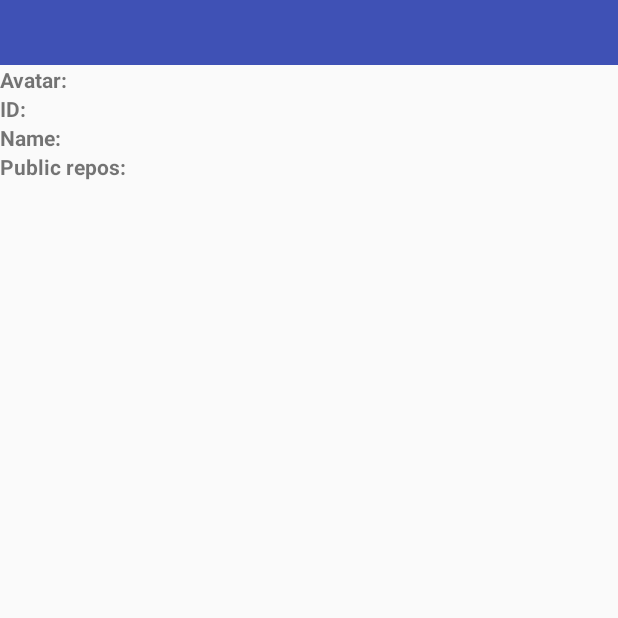
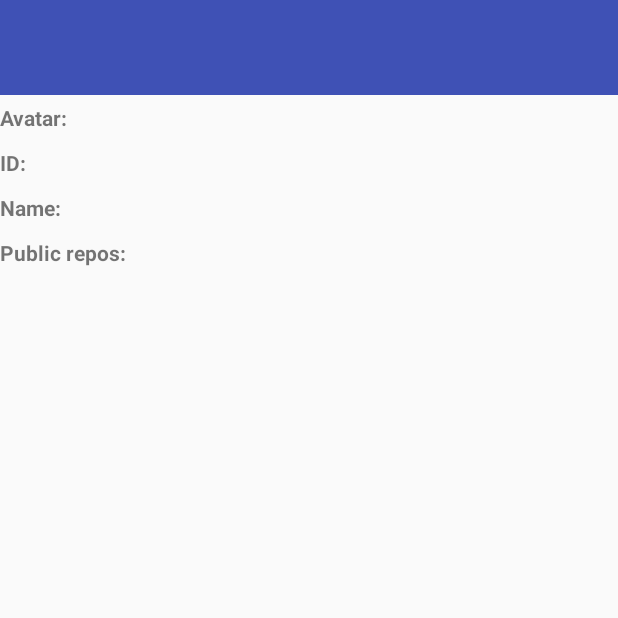
Before and after one commit to Rehlaender/Android-TrainGithubRestConsume, an Android app: the ShowGithubUser screen opened directly, with no data from a screen before it, on a phone screen of 412 x 824 dp, the top half of it. Run offline under Robolectric (Android 15) with nearby library versions, the phone set to English and light mode, and no system bars; 1 statement that could not run was skipped.

Commit message:
Add some margin and an toUppercase into the show and the dimens for it

```diff
--- a/app/src/main/java/com/example/onix/traingithubrestapi/ShowGithubUser.java
+++ b/app/src/main/java/com/example/onix/traingithubrestapi/ShowGithubUser.java
@@ -24,7 +24,7 @@ public class ShowGithubUser extends Activity {
         Intent intent = getIntent();
         String avatar_url = intent.getStringExtra(MainActivity.USER_AVATAR_URL);
         String id = intent.getStringExtra(MainActivity.USER_ID);
-        String login = intent.getStringExtra(MainActivity.USER_LOGIN);
+        String login = intent.getStringExtra(MainActivity.USER_LOGIN).toUpperCase();
         String name = intent.getStringExtra(MainActivity.USER_NAME);
         String public_repos = intent.getStringExtra(MainActivity.USER_PUBLIC_REPOS);
 
--- a/app/src/main/res/layout/activity_show_github_user.xml
+++ b/app/src/main/res/layout/activity_show_github_user.xml
@@ -17,6 +17,8 @@
             android:layout_width="match_parent"
             android:layout_height="wrap_content"
             android:text="@string/show_user_title"
+            android:layout_marginTop="@dimen/app_name_title_vertical_margin"
+            android:layout_marginBottom="@dimen/app_name_title_vertical_margin"
             android:textAlignment="center"
             android:textColor="@color/whiteColor"
             android:textSize="@dimen/app_name_title"
@@ -29,6 +31,8 @@
         android:orientation="vertical">
 
         <LinearLayout
+            android:layout_marginTop="@dimen/user_fields_vertical_margin"
+            android:layout_marginBottom="@dimen/user_fields_vertical_margin"
             android:layout_width="match_parent"
             android:layout_height="wrap_content"
             android:orientation="horizontal">
@@ -49,6 +53,8 @@
         </LinearLayout>
 
         <LinearLayout
+            android:layout_marginTop="@dimen/user_fields_vertical_margin"
+            android:layout_marginBottom="@dimen/user_fields_vertical_margin"
             android:layout_width="match_parent"
             android:layout_height="wrap_content"
             android:orientation="horizontal">
@@ -70,6 +76,8 @@
 
 
         <LinearLayout
+            android:layout_marginTop="@dimen/user_fields_vertical_margin"
+            android:layout_marginBottom="@dimen/user_fields_vertical_margin"
             android:layout_width="match_parent"
             android:layout_height="wrap_content"
             android:orientation="horizontal">
@@ -90,6 +98,8 @@
 
 
         <LinearLayout
+            android:layout_marginTop="@dimen/user_fields_vertical_margin"
+            android:layout_marginBottom="@dimen/user_fields_vertical_margin"
             android:layout_width="wrap_content"
             android:layout_height="wrap_content">
 
--- a/app/src/main/res/values/dimens.xml
+++ b/app/src/main/res/values/dimens.xml
@@ -3,4 +3,6 @@
     <dimen name="activity_horizontal_margin">16dp</dimen>
     <dimen name="activity_vertical_margin">16dp</dimen>
     <dimen name="app_name_title">32sp</dimen>
+    <dimen name="app_name_title_vertical_margin">10dp</dimen>
+    <dimen name="user_fields_vertical_margin">5dp</dimen>
 </resources>
```
